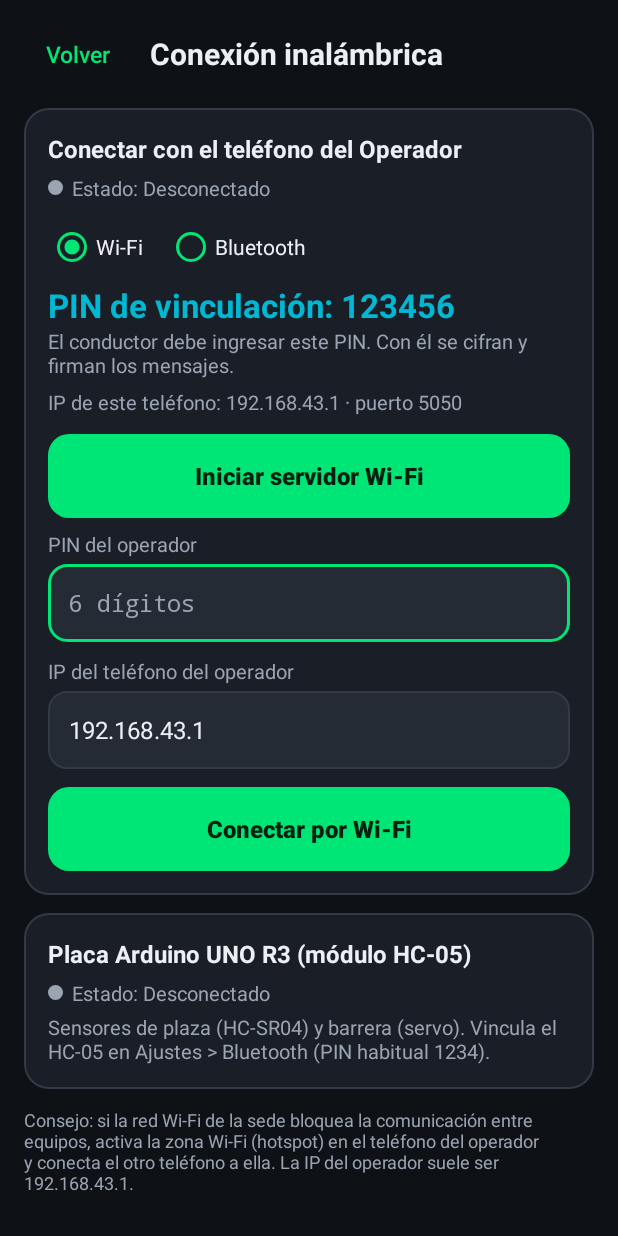
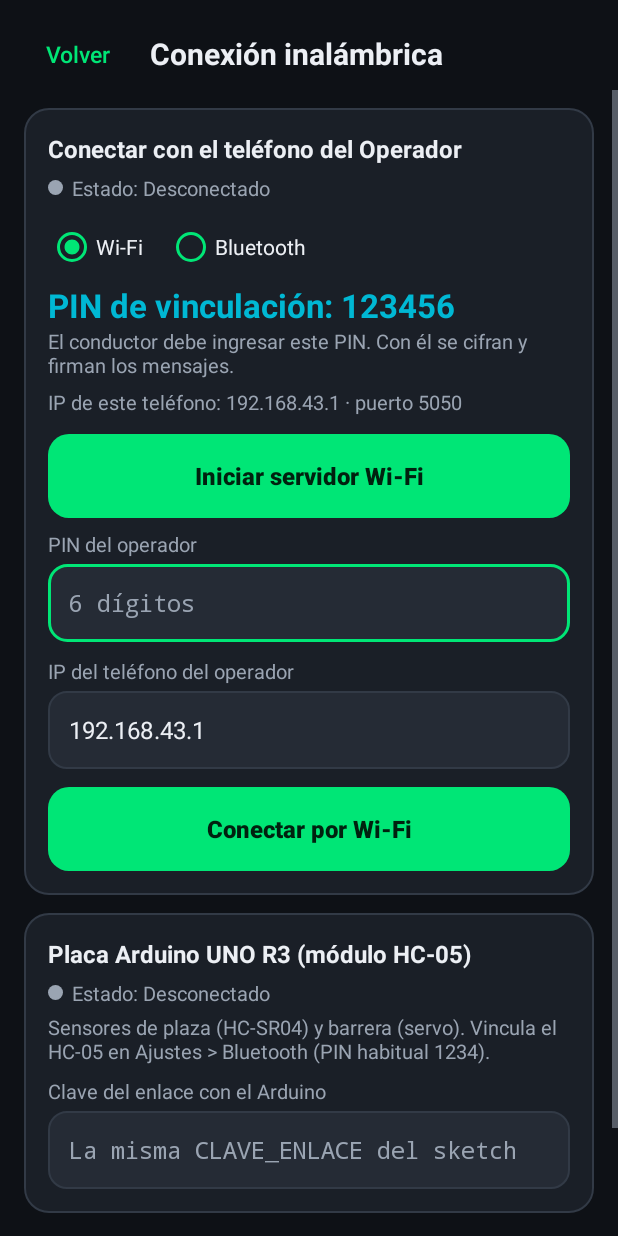
Before and after one commit to LuisGarrido052/SmartPark-IoT, an Android app: the layout activity_conexion.xml on its own in the app's theme, with its tools: preview values and no code run, on a phone screen of 412 x 824 dp. Run offline under Robolectric (Android 15) with nearby library versions, the phone set to English and light mode, and no system bars.

Commit message:
Autenticar el enlace con el Arduino (desafío-respuesta HMAC-SHA256)
- El UNO R3 entrega un desafío aleatorio por conexión (N,<hex>) y solo acepta
  comandos de barrera/LED firmados: <comando>|<contador>|<HMAC truncado>.
  Contador creciente contra repeticiones y bloqueo de 60 s tras 5 rechazos.
- SHA-256 y HMAC implementados en el sketch, sin librerías externas.
- App: AutenticadorArduino firma los comandos; la clave se ingresa en la
  pantalla Conexiones (activity_conexion.xml).
- 4 pruebas unitarias nuevas (12 en total), con vector cruzado con el sketch.
- Se quita ACCESS_WIFI_STATE del manifest (no se usaba).

Co-Authored-By: Claude Opus 5.5 <noreply@anthropic.com>
Claude-Session: https://claude.ai/code/session_01RVuitZVAaitKMeNv2L5PQk

```diff
--- a/app/src/main/AndroidManifest.xml
+++ b/app/src/main/AndroidManifest.xml
@@ -5,7 +5,6 @@
     <!-- Wi-Fi local: socket TCP entre los dos teléfonos -->
     <uses-permission android:name="android.permission.INTERNET" />
     <uses-permission android:name="android.permission.ACCESS_NETWORK_STATE" />
-    <uses-permission android:name="android.permission.ACCESS_WIFI_STATE" />
 
     <!-- Bluetooth clásico (teléfono-teléfono o módulo HC-05 del Arduino) -->
     <uses-permission android:name="android.permission.BLUETOOTH" android:maxSdkVersion="30" />
--- a/app/src/main/java/cl/inacap/estacionamiento/ui/viewmodel/ParkingViewModel.kt
+++ b/app/src/main/java/cl/inacap/estacionamiento/ui/viewmodel/ParkingViewModel.kt
@@ -71,9 +71,10 @@ class ParkingViewModel(context: Context) {
         repo.conectar(BluetoothCliente(bt, d, TipoEnlace.TELEFONO), pin.trim())
     }
 
-    fun conectarArduino(d: BluetoothDevice) {
+    /** [clave]: la misma CLAVE_ENLACE escrita en el sketch del Arduino. */
+    fun conectarArduino(d: BluetoothDevice, clave: String) {
         val bt = bluetooth ?: return
-        repo.conectar(BluetoothCliente(bt, d, TipoEnlace.ARDUINO))
+        repo.conectar(BluetoothCliente(bt, d, TipoEnlace.ARDUINO), clave)
     }
 
     fun desconectar(tipo: TipoEnlace) = repo.desconectar(tipo)
--- a/app/src/main/res/layout/activity_conexion.xml
+++ b/app/src/main/res/layout/activity_conexion.xml
@@ -247,6 +247,21 @@
                     android:text="@string/arduino_ayuda" />
 
                 <TextView
+                    style="@style/Texto.Etiqueta"
+                    android:layout_width="wrap_content"
+                    android:layout_height="wrap_content"
+                    android:layout_marginTop="8dp"
+                    android:labelFor="@+id/etClaveArduino"
+                    android:text="@string/campo_clave_arduino" />
+
+                <EditText
+                    android:id="@+id/etClaveArduino"
+                    style="@style/Campo"
+                    android:hint="@string/hint_clave_arduino"
+                    android:importantForAutofill="no"
+                    android:inputType="textPassword" />
+
+                <TextView
                     android:id="@+id/tvAvisoArduino"
                     android:layout_width="wrap_content"
                     android:layout_height="wrap_content"
--- a/app/src/main/res/values/strings.xml
+++ b/app/src/main/res/values/strings.xml
@@ -80,6 +80,9 @@
     <string name="sin_vinculados">No hay dispositivos vinculados.</string>
     <string name="arduino_titulo">Placa Arduino UNO R3 (módulo HC-05)</string>
     <string name="arduino_ayuda">Sensores de plaza (HC-SR04) y barrera (servo). Vincula el HC-05 en Ajustes &gt; Bluetooth (PIN habitual 1234).</string>
+    <string name="campo_clave_arduino">Clave del enlace con el Arduino</string>
+    <string name="hint_clave_arduino">La misma CLAVE_ENLACE del sketch</string>
+    <string name="error_clave_arduino">La clave debe tener al menos 8 caracteres</string>
     <string name="sin_bluetooth">Este teléfono no tiene Bluetooth</string>
     <string name="bt_apagado">Activa el Bluetooth del teléfono</string>
     <string name="consejo_hotspot">Consejo: si la red Wi-Fi de la sede bloquea la comunicación entre equipos, activa la zona Wi-Fi (hotspot) en el teléfono del operador y conecta el otro teléfono a ella. La IP del operador suele ser 192.168.43.1.</string>
```
Also changed, not shown: app/src/main/java/cl/inacap/estacionamiento/comm/Protocolo.kt (+12 -4 lines), app/src/main/java/cl/inacap/estacionamiento/data/repository/ParkingRepository.kt (+35 -6 lines), app/src/main/java/cl/inacap/estacionamiento/security/AutenticadorArduino.kt (added, +67 -0 lines), app/src/main/java/cl/inacap/estacionamiento/ui/ConexionActivity.kt (+14 -2 lines), 3 other files.
